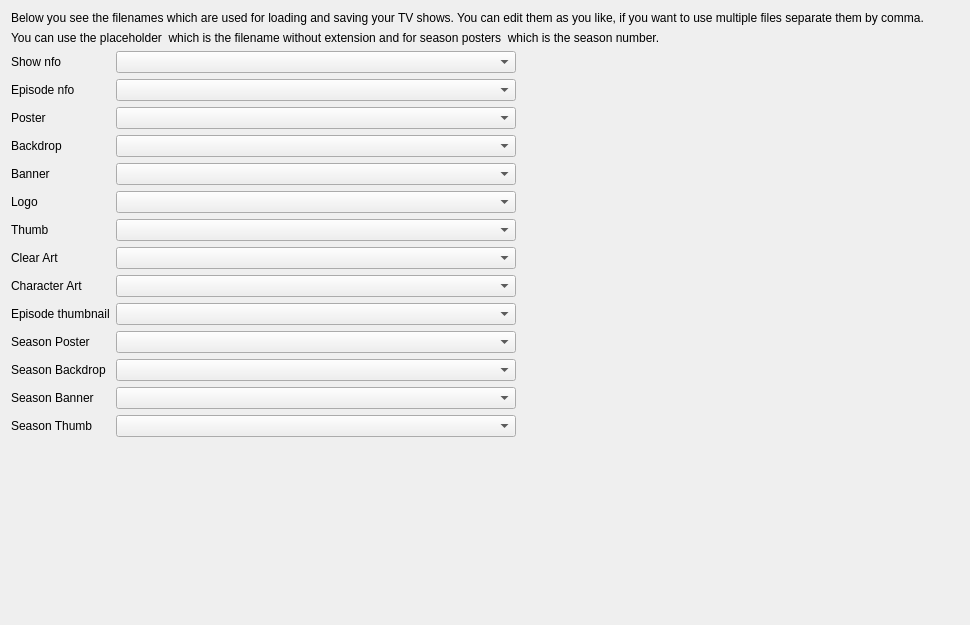
Above: src/ui/settings/TvShowSettingsWidget.ui from Komet/MediaElch before the change. Below: the same form after it.
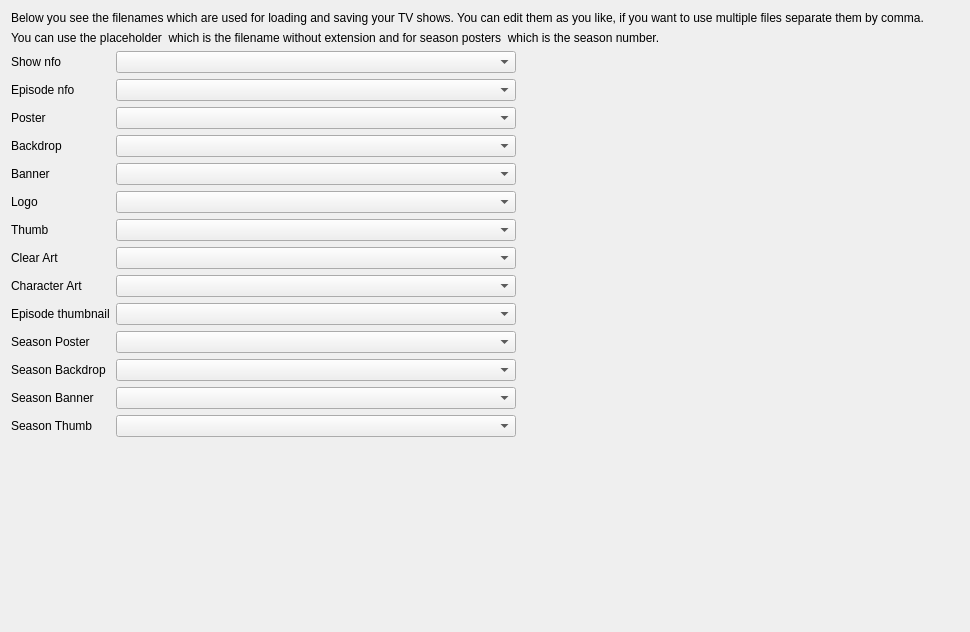
That is the form after the change. Custom widgets are drawn as their Qt base class.

The edit to the form file:
```diff
--- a/src/ui/settings/TvShowSettingsWidget.ui
+++ b/src/ui/settings/TvShowSettingsWidget.ui
@@ -7,7 +7,7 @@
     <x>0</x>
     <y>0</y>
     <width>970</width>
-    <height>625</height>
+    <height>632</height>
    </rect>
   </property>
   <layout class="QVBoxLayout" name="verticalLayout_7" stretch="0,0,1,0">
```
Left out of the diff: 32 changed lines with no effect on the pictures.
